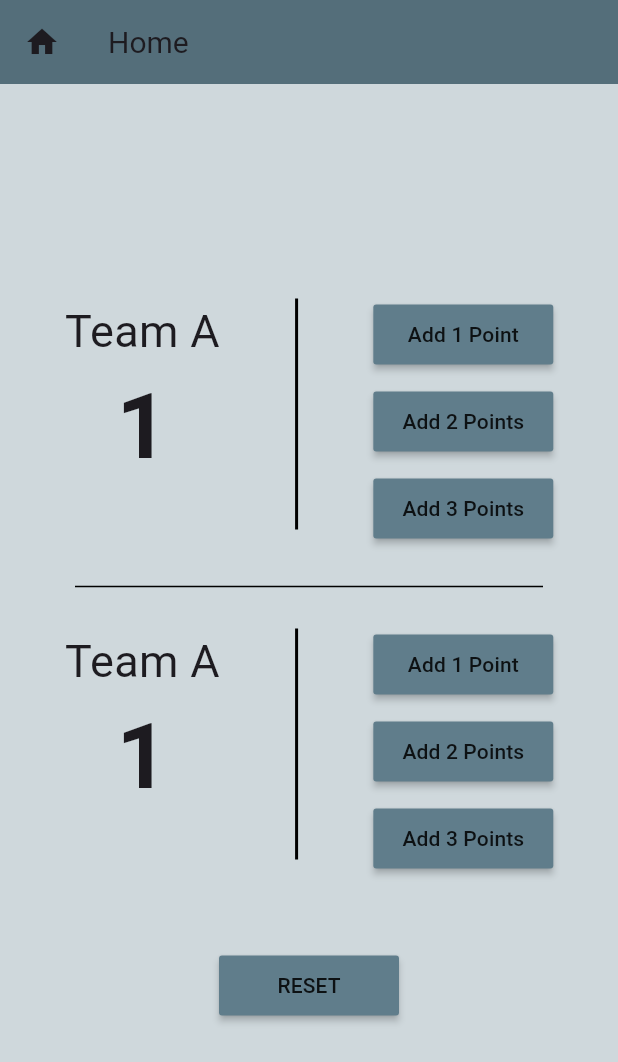
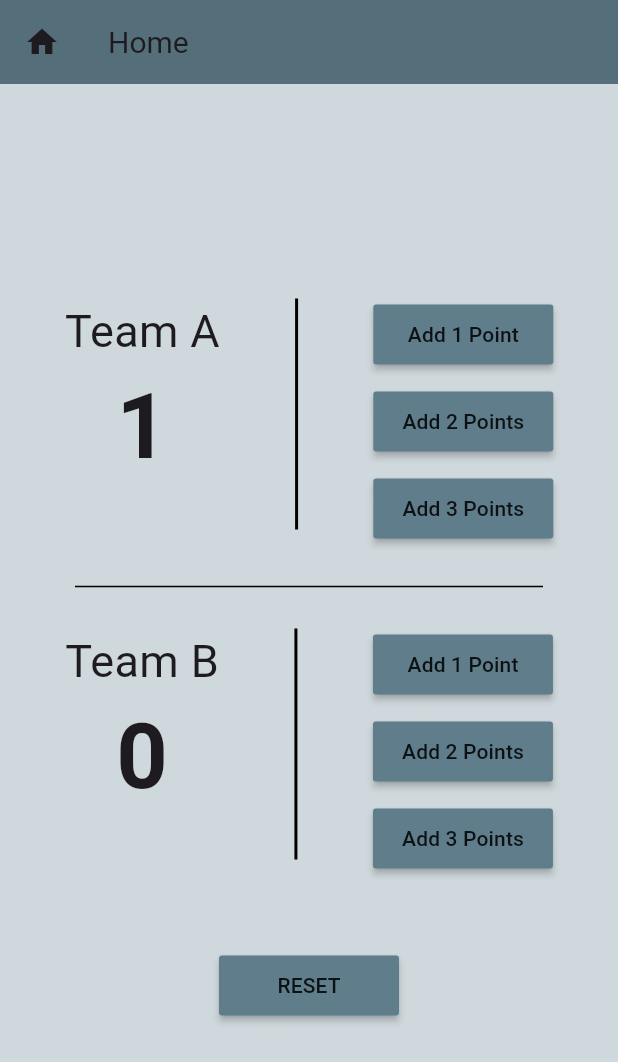
Before and after one commit to usf664/ZigZag-CS---Flutter-23-24, a Flutter app: the screen it shows after launch, after a tap on "Add 1 Point", on a phone screen of 412 x 824 dp. Shown: the top 1062 px of the screen. Run offline on Flutter 3.47's test engine with Material 3 defaults, Android fonts, the phone set to English and light mode, and no system bars; Roboto replaces fonts that are missing (cursive).

Commit message:
Update myHomePage.dart

```diff
--- a/task3/lib/myHomePage.dart
+++ b/task3/lib/myHomePage.dart
@@ -37,7 +37,7 @@ class _MyHomePageState extends State<MyHomePage> {
         padding: const EdgeInsets.symmetric(horizontal: 50,vertical: 20),
         child: Divider(color: Colors.black , ),
       ),
-      IntrinsicHeight(child: rowBaker(1),),
+      IntrinsicHeight(child: rowBaker(2),),
       SizedBox(height: 50,),
       MaterialButton(
           onPressed: () {
```
